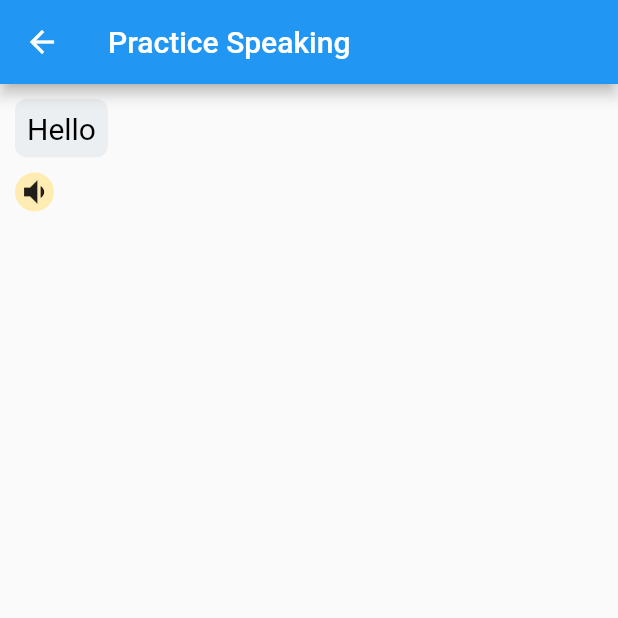
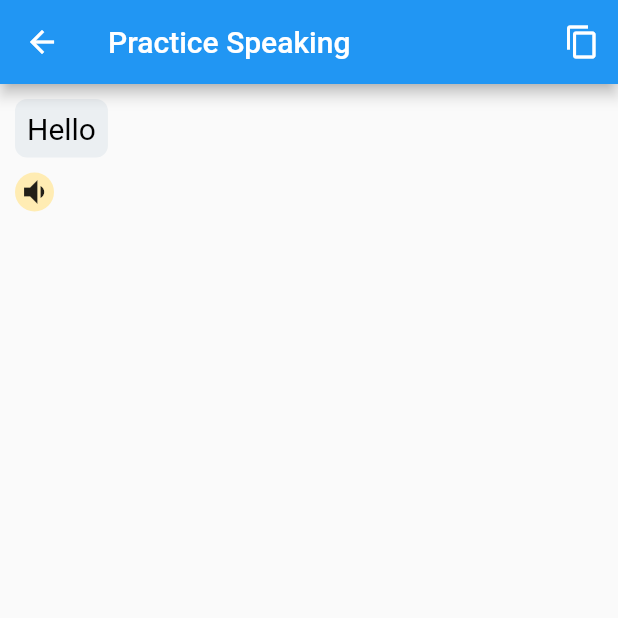
Before and after one commit to narayann7/ebot, a Flutter app: the Dashborad screen opened by its route, after a tap on "Practice Speaking", on a phone screen of 412 x 824 dp, the top half of it. Run offline on Flutter 3.47's test engine with Material 2 defaults, Android fonts, the phone set to English and light mode, and no system bars; drawn by our look-alikes of avatar_glow; our stand-ins replace flutter_bloc, flutter_tts, google_fonts, hive_flutter, speech_to_text; accounts and stored records are empty; Roboto replaces fonts that are missing (Sen).

Commit message:
added-db

```diff
--- a/lib/controller/practice_cupid.dart
+++ b/lib/controller/practice_cupid.dart
@@ -109,4 +109,8 @@ class PracticeCupid extends Cubit<PraticeState> {
   Future stopPractice() async {
     await flutterTts.stop();
   }
+
+  makeItIntial() {
+    emit(PraticeState.initial());
+  }
 }
--- a/lib/main.dart
+++ b/lib/main.dart
@@ -1,11 +1,13 @@
 import 'package:ebot/controller/practice_cupid.dart';
-import 'package:ebot/view/practice_speaking.dart';
+import 'package:ebot/view/dashboard.dart';
 import 'package:flutter/material.dart';
 import 'package:flutter_bloc/flutter_bloc.dart';
+import 'package:hive_flutter/hive_flutter.dart';
 import 'utility/coustom_routes.dart';
 
 void main() async {
   WidgetsFlutterBinding.ensureInitialized();
+  await Hive.initFlutter();
   runApp(const MyApp());
 }
 
@@ -22,7 +24,7 @@ class MyApp extends StatelessWidget {
       ],
       child: const MaterialApp(
         debugShowCheckedModeBanner: false,
-        initialRoute: PracticeSpeaking.routeName,
+        initialRoute: Dashborad.routeName,
         onGenerateRoute: CustomRoutes.generateRoute,
       ),
     );
--- a/lib/utility/coustom_routes.dart
+++ b/lib/utility/coustom_routes.dart
@@ -1,3 +1,4 @@
+import 'package:ebot/view/conversations.dart';
 import 'package:ebot/view/dashboard.dart';
 import 'package:ebot/view/error.dart';
 import 'package:ebot/view/practice_speaking.dart';
@@ -12,6 +13,9 @@ class CustomRoutes {
         return Dashborad.getNavigator();
       case PracticeSpeaking.routeName:
         return PracticeSpeaking.getNavigator();
+      case Conversation.routeName:
+        return Conversation
+        .getNavigator();
 
       case "/ErrorScreen":
         return MaterialPageRoute(builder: (c) => const ErrorScreen());
--- a/lib/view/dashboard.dart
+++ b/lib/view/dashboard.dart
@@ -1,4 +1,5 @@
-import 'package:ebot/utility/common_functiond.dart';
+import 'package:ebot/utility/common_function.dart';
+import 'package:ebot/view/conversations.dart';
 import 'package:flutter/material.dart';
 
 import 'practice_speaking.dart';
@@ -28,7 +29,11 @@ class Dashborad extends StatelessWidget {
                 teleport(context, PracticeSpeaking.routeName);
               },
               child: const Text("Practice Speaking")),
-          ElevatedButton(onPressed: () {}, child: const Text("Conversation ")),
+          ElevatedButton(
+              onPressed: () {
+                teleport(context, Conversation.routeName);
+              },
+              child: const Text("Conversation ")),
         ],
       )),
     );
--- a/lib/view/practice_speaking.dart
+++ b/lib/view/practice_speaking.dart
@@ -1,10 +1,13 @@
 import 'package:avatar_glow/avatar_glow.dart';
+import 'package:ebot/controller/hive_db.dart';
 import 'package:ebot/controller/practice_cupid.dart';
 import 'package:ebot/model/pratice_state.dart';
-import 'package:ebot/utility/common_functiond.dart';
+import 'package:ebot/utility/common_function.dart';
 import 'package:ebot/utility/constants.dart';
 import 'package:flutter/material.dart';
 import 'package:flutter_bloc/flutter_bloc.dart';
+
+final GlobalKey<ScaffoldState> _scaffoldKey = GlobalKey<ScaffoldState>();
 
 class PracticeSpeaking extends StatefulWidget {
   const PracticeSpeaking({Key? key}) : super(key: key);
@@ -29,20 +32,37 @@ class _PracticeSpeakingState extends State<PracticeSpeaking> {
     context.read<PracticeCupid>().startPractice();
   }
 
-  @override
-  void dispose() {
-    super.dispose();
-    context.read<PracticeCupid>().stopPractice();
-  }
+  // @override
+  // void dispose() {
+  //   super.dispose();
+  //   context.read<PracticeCupid>().stopPractice();
+  // }
 
   @override
   Widget build(BuildContext context) {
     return BlocConsumer<PracticeCupid, PraticeState>(
       listener: (context, state) {},
       builder: (context, state) {
-        return Scaffold(
+        return WillPopScope(
+          onWillPop: () async {
+            context.read<PracticeCupid>().makeItIntial();
+
+            return true;
+          },
+          child: Scaffold(
+              key: _scaffoldKey,
               appBar: AppBar(
                 title: const Text('Practice Speaking'),
+                actions: [
+                  Builder(
+                    builder: (context) => IconButton(
+                      icon: const Icon(Icons.content_copy),
+                      onPressed: () async {
+                        AppHiveDb.setConversation(state.formattedMessages);
+                      },
+                    ),
+                  ),
+                ],
               ),
               body: Column(
                 children: [
@@ -56,8 +76,8 @@ class _PracticeSpeakingState extends State<PracticeSpeaking> {
                         itemBuilder: (BuildContext context, int index) {
                           if (state.formattedMessages[index]['isSuggestion'] ==
                               true) {
-                          return suggestions(
-                              context, state.formattedMessages[index]['text']);
+                            return suggestions(context,
+                                state.formattedMessages[index]['text']);
                           } else {
                             return single_chat(
                                 context,
@@ -92,14 +112,17 @@ class _PracticeSpeakingState extends State<PracticeSpeaking> {
                                     .toggleRecording();
                               },
                               child: Icon(
-                                state.onLinstening ? Icons.mic : Icons.mic_none,
+                                  state.onLinstening
+                                      ? Icons.mic
+                                      : Icons.mic_none,
                                   size: 36),
                             ),
                           ),
                         ],
                       ))
                 ],
-            ));
+              )),
+        );
       },
     );
   }
@@ -110,7 +133,9 @@ Widget single_chat(
   bool isMe,
   String message,
 ) {
-  return Flexible(
+  return Row(
+    children: [
+      Flexible(
         child: Column(
           mainAxisAlignment: MainAxisAlignment.start,
           crossAxisAlignment:
@@ -119,8 +144,10 @@ Widget single_chat(
             Container(
               margin: EdgeInsets.only(
                   bottom: 10,
-              left: isMe == true ? MediaQuery.of(context).size.width / 3 : 10,
-              right: isMe == true ? 10 : MediaQuery.of(context).size.width / 3,
+                  left:
+                      isMe == true ? MediaQuery.of(context).size.width / 3 : 10,
+                  right:
+                      isMe == true ? 10 : MediaQuery.of(context).size.width / 3,
                   top: 10),
               decoration: BoxDecoration(
                 color: isMe == true
@@ -155,6 +182,8 @@ Widget single_chat(
                 : Container()
           ],
         ),
+      ),
+    ],
   );
 }
 
@@ -162,7 +191,9 @@ suggestions(
   BuildContext context,
   String message,
 ) {
-  return Flexible(
+  return Row(
+    children: [
+      Flexible(
         child: Column(
           crossAxisAlignment: CrossAxisAlignment.start,
           children: [
@@ -192,5 +223,7 @@ suggestions(
             ),
           ],
         ),
+      ),
+    ],
   );
 }
--- a/pubspec.yaml
+++ b/pubspec.yaml
@@ -39,6 +39,8 @@ dependencies:
   speech_to_text: ^5.6.0
   flutter_tts: ^3.5.0
   avatar_glow: ^2.0.2
+  intl: ^0.17.0
+  hive_flutter: ^1.1.0
 
 dev_dependencies:
   flutter_test:
```
Also changed, not shown: lib/controller/hive_db.dart (added, +48 -0 lines), lib/utility/common_function.dart (renamed from lib/utility/common_functiond.dart, +10 -0 lines), lib/view/conversation_history.dart (added, +19 -0 lines), lib/view/conversations.dart (added, +102 -0 lines), pubspec.lock. Lines whose indentation alone changed are shown as unchanged.
